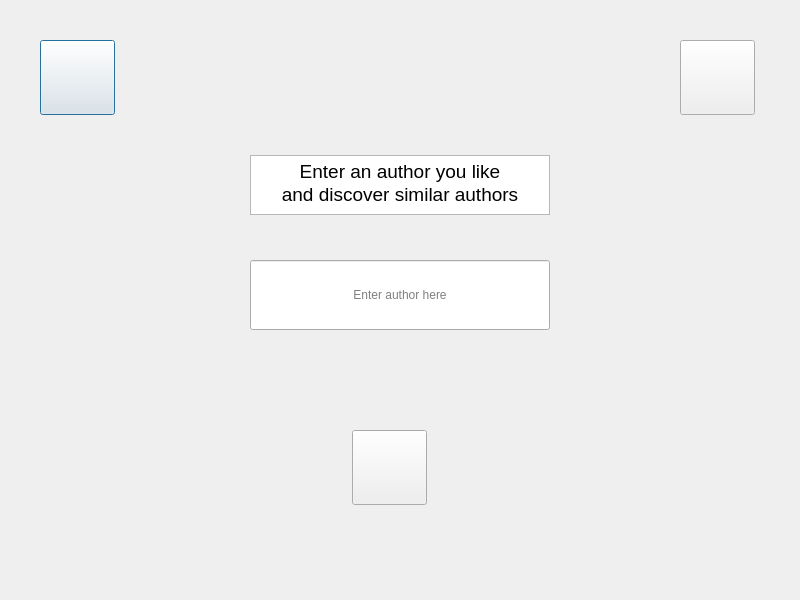
Qt form ui/author_page.ui (CharlesBeise/book_recommender) before a commit.
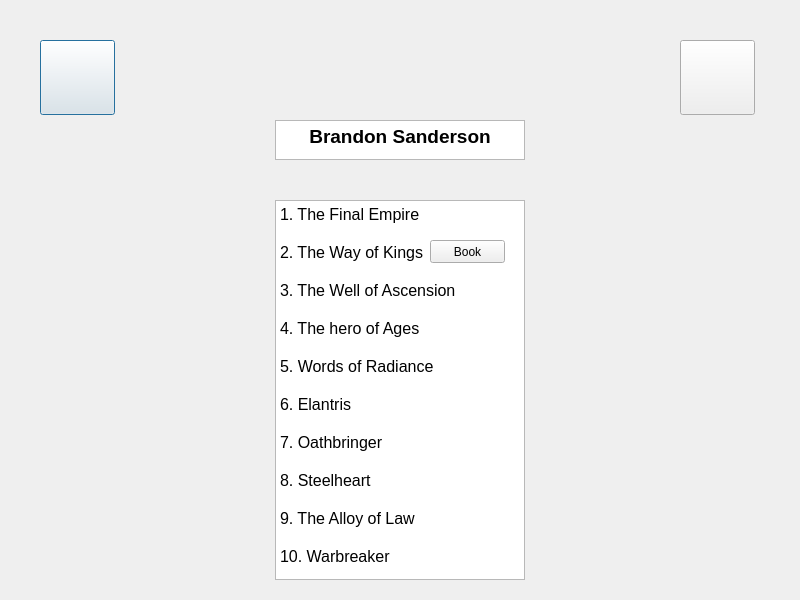
The same form after that commit. Icons and pictures are not drawn.

Commit message: Added book and author pages, changed names of most pages.

```diff
--- a/ui/author_page.ui
+++ b/ui/author_page.ui
@@ -62,10 +62,10 @@
   <widget class="QTextBrowser" name="AuthorTitleMsg">
    <property name="geometry">
     <rect>
-     <x>250</x>
-     <y>155</y>
-     <width>300</width>
-     <height>60</height>
+     <x>275</x>
+     <y>120</y>
+     <width>250</width>
+     <height>40</height>
     </rect>
    </property>
    <property name="html">
@@ -73,50 +73,55 @@
 &lt;html&gt;&lt;head&gt;&lt;meta name=&quot;qrichtext&quot; content=&quot;1&quot; /&gt;&lt;style type=&quot;text/css&quot;&gt;
 p, li { white-space: pre-wrap; }
 &lt;/style&gt;&lt;/head&gt;&lt;body style=&quot; font-family:'MS Shell Dlg 2'; font-size:8.25pt; font-weight:400; font-style:normal;&quot;&gt;
-&lt;p align=&quot;center&quot; style=&quot; margin-top:0px; margin-bottom:0px; margin-left:0px; margin-right:0px; -qt-block-indent:0; text-indent:0px;&quot;&gt;&lt;span style=&quot; font-size:14pt;&quot;&gt;Enter an author you like&lt;/span&gt;&lt;/p&gt;
-&lt;p align=&quot;center&quot; style=&quot; margin-top:0px; margin-bottom:0px; margin-left:0px; margin-right:0px; -qt-block-indent:0; text-indent:0px;&quot;&gt;&lt;span style=&quot; font-size:14pt;&quot;&gt;and discover similar authors&lt;/span&gt;&lt;/p&gt;&lt;/body&gt;&lt;/html&gt;</string>
+&lt;p align=&quot;center&quot; style=&quot; margin-top:0px; margin-bottom:0px; margin-left:0px; margin-right:0px; -qt-block-indent:0; text-indent:0px;&quot;&gt;&lt;span style=&quot; font-size:14pt; font-weight:600;&quot;&gt;Brandon Sanderson&lt;/span&gt;&lt;/p&gt;&lt;/body&gt;&lt;/html&gt;</string>
    </property>
   </widget>
-  <widget class="QLineEdit" name="AuthorSearchBox">
+  <widget class="QTextBrowser" name="AuthorBookList">
    <property name="geometry">
     <rect>
-     <x>250</x>
-     <y>260</y>
-     <width>300</width>
-     <height>70</height>
+     <x>275</x>
+     <y>200</y>
+     <width>250</width>
+     <height>380</height>
     </rect>
    </property>
-   <property name="alignment">
-    <set>Qt::AlignCenter</set>
+   <property name="html">
+    <string>&lt;!DOCTYPE HTML PUBLIC &quot;-//W3C//DTD HTML 4.0//EN&quot; &quot;http://www.w3.org/TR/REC-html40/strict.dtd&quot;&gt;
+&lt;html&gt;&lt;head&gt;&lt;meta name=&quot;qrichtext&quot; content=&quot;1&quot; /&gt;&lt;style type=&quot;text/css&quot;&gt;
+p, li { white-space: pre-wrap; }
+&lt;/style&gt;&lt;/head&gt;&lt;body style=&quot; font-family:'MS Shell Dlg 2'; font-size:8.25pt; font-weight:400; font-style:normal;&quot;&gt;
+&lt;p style=&quot; margin-top:0px; margin-bottom:0px; margin-left:0px; margin-right:0px; -qt-block-indent:0; text-indent:0px;&quot;&gt;&lt;span style=&quot; font-size:12pt;&quot;&gt;1. The Final Empire&lt;/span&gt;&lt;/p&gt;
+&lt;p style=&quot;-qt-paragraph-type:empty; margin-top:0px; margin-bottom:0px; margin-left:0px; margin-right:0px; -qt-block-indent:0; text-indent:0px; font-size:12pt;&quot;&gt;&lt;br /&gt;&lt;/p&gt;
+&lt;p style=&quot; margin-top:0px; margin-bottom:0px; margin-left:0px; margin-right:0px; -qt-block-indent:0; text-indent:0px;&quot;&gt;&lt;span style=&quot; font-size:12pt;&quot;&gt;2. The Way of Kings&lt;/span&gt;&lt;/p&gt;
+&lt;p style=&quot;-qt-paragraph-type:empty; margin-top:0px; margin-bottom:0px; margin-left:0px; margin-right:0px; -qt-block-indent:0; text-indent:0px; font-size:12pt;&quot;&gt;&lt;br /&gt;&lt;/p&gt;
+&lt;p style=&quot; margin-top:0px; margin-bottom:0px; margin-left:0px; margin-right:0px; -qt-block-indent:0; text-indent:0px;&quot;&gt;&lt;span style=&quot; font-size:12pt;&quot;&gt;3. The Well of Ascension&lt;/span&gt;&lt;/p&gt;
+&lt;p style=&quot;-qt-paragraph-type:empty; margin-top:0px; margin-bottom:0px; margin-left:0px; margin-right:0px; -qt-block-indent:0; text-indent:0px; font-size:12pt;&quot;&gt;&lt;br /&gt;&lt;/p&gt;
+&lt;p style=&quot; margin-top:0px; margin-bottom:0px; margin-left:0px; margin-right:0px; -qt-block-indent:0; text-indent:0px;&quot;&gt;&lt;span style=&quot; font-size:12pt;&quot;&gt;4. The hero of Ages&lt;/span&gt;&lt;/p&gt;
+&lt;p style=&quot;-qt-paragraph-type:empty; margin-top:0px; margin-bottom:0px; margin-left:0px; margin-right:0px; -qt-block-indent:0; text-indent:0px; font-size:12pt;&quot;&gt;&lt;br /&gt;&lt;/p&gt;
+&lt;p style=&quot; margin-top:0px; margin-bottom:0px; margin-left:0px; margin-right:0px; -qt-block-indent:0; text-indent:0px;&quot;&gt;&lt;span style=&quot; font-size:12pt;&quot;&gt;5. Words of Radiance&lt;/span&gt;&lt;/p&gt;
+&lt;p style=&quot;-qt-paragraph-type:empty; margin-top:0px; margin-bottom:0px; margin-left:0px; margin-right:0px; -qt-block-indent:0; text-indent:0px; font-size:12pt;&quot;&gt;&lt;br /&gt;&lt;/p&gt;
+&lt;p style=&quot; margin-top:0px; margin-bottom:0px; margin-left:0px; margin-right:0px; -qt-block-indent:0; text-indent:0px;&quot;&gt;&lt;span style=&quot; font-size:12pt;&quot;&gt;6. Elantris&lt;/span&gt;&lt;/p&gt;
+&lt;p style=&quot;-qt-paragraph-type:empty; margin-top:0px; margin-bottom:0px; margin-left:0px; margin-right:0px; -qt-block-indent:0; text-indent:0px; font-size:12pt;&quot;&gt;&lt;br /&gt;&lt;/p&gt;
+&lt;p style=&quot; margin-top:0px; margin-bottom:0px; margin-left:0px; margin-right:0px; -qt-block-indent:0; text-indent:0px;&quot;&gt;&lt;span style=&quot; font-size:12pt;&quot;&gt;7. Oathbringer&lt;/span&gt;&lt;/p&gt;
+&lt;p style=&quot;-qt-paragraph-type:empty; margin-top:0px; margin-bottom:0px; margin-left:0px; margin-right:0px; -qt-block-indent:0; text-indent:0px; font-size:12pt;&quot;&gt;&lt;br /&gt;&lt;/p&gt;
+&lt;p style=&quot; margin-top:0px; margin-bottom:0px; margin-left:0px; margin-right:0px; -qt-block-indent:0; text-indent:0px;&quot;&gt;&lt;span style=&quot; font-size:12pt;&quot;&gt;8. Steelheart&lt;/span&gt;&lt;/p&gt;
+&lt;p style=&quot;-qt-paragraph-type:empty; margin-top:0px; margin-bottom:0px; margin-left:0px; margin-right:0px; -qt-block-indent:0; text-indent:0px; font-size:12pt;&quot;&gt;&lt;br /&gt;&lt;/p&gt;
+&lt;p style=&quot; margin-top:0px; margin-bottom:0px; margin-left:0px; margin-right:0px; -qt-block-indent:0; text-indent:0px;&quot;&gt;&lt;span style=&quot; font-size:12pt;&quot;&gt;9. The Alloy of Law&lt;/span&gt;&lt;/p&gt;
+&lt;p style=&quot;-qt-paragraph-type:empty; margin-top:0px; margin-bottom:0px; margin-left:0px; margin-right:0px; -qt-block-indent:0; text-indent:0px; font-size:12pt;&quot;&gt;&lt;br /&gt;&lt;/p&gt;
+&lt;p style=&quot; margin-top:0px; margin-bottom:0px; margin-left:0px; margin-right:0px; -qt-block-indent:0; text-indent:0px;&quot;&gt;&lt;span style=&quot; font-size:12pt;&quot;&gt;10. Warbreaker&lt;/span&gt;&lt;/p&gt;&lt;/body&gt;&lt;/html&gt;</string>
    </property>
-   <property name="placeholderText">
-    <string>Enter author here</string>
-   </property>
-   <property name="clearButtonEnabled">
-    <bool>true</bool>
-   </property>
   </widget>
   <widget class="QPushButton" name="AuthorSearchBtn">
    <property name="geometry">
     <rect>
-     <x>352</x>
-     <y>430</y>
+     <x>430</x>
+     <y>240</y>
      <width>75</width>
-     <height>75</height>
+     <height>23</height>
     </rect>
    </property>
    <property name="text">
-    <string/>
-   </property>
-   <property name="icon">
-    <iconset>
-     <normaloff>images/search.png</normaloff>images/search.png</iconset>
-   </property>
-   <property name="iconSize">
-    <size>
-     <width>48</width>
-     <height>48</height>
-    </size>
+    <string>Book</string>
    </property>
   </widget>
  </widget>
```
Left out of the diff: 8 changed lines with no effect on the pictures. The commit also changes 12 other files.
